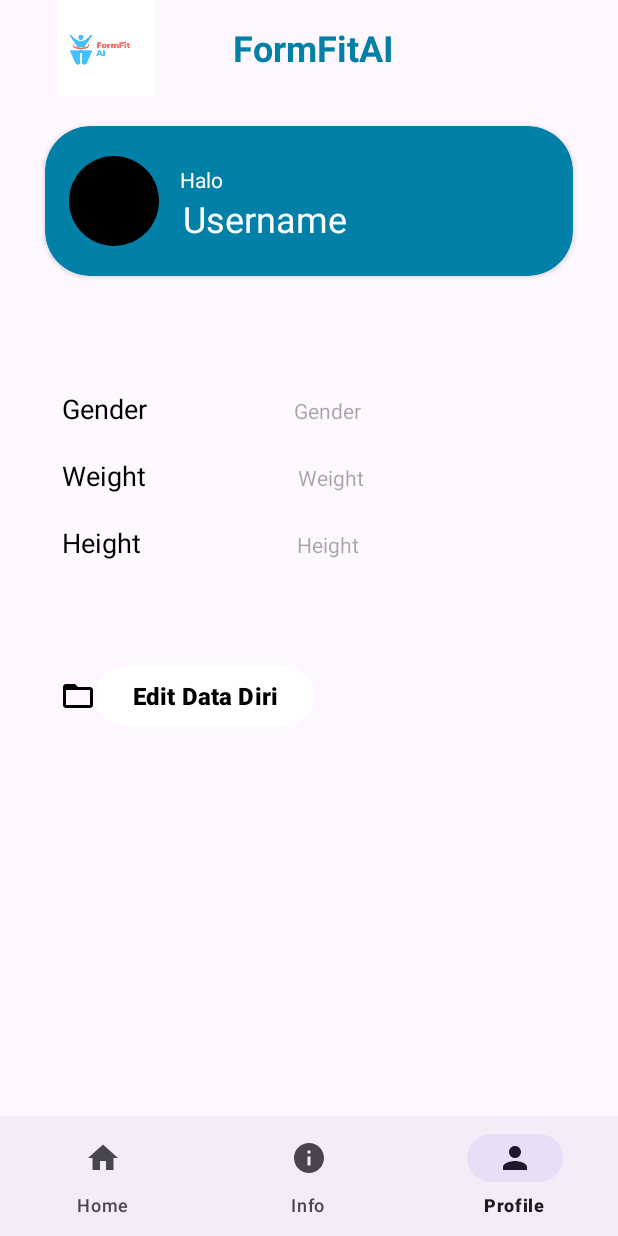
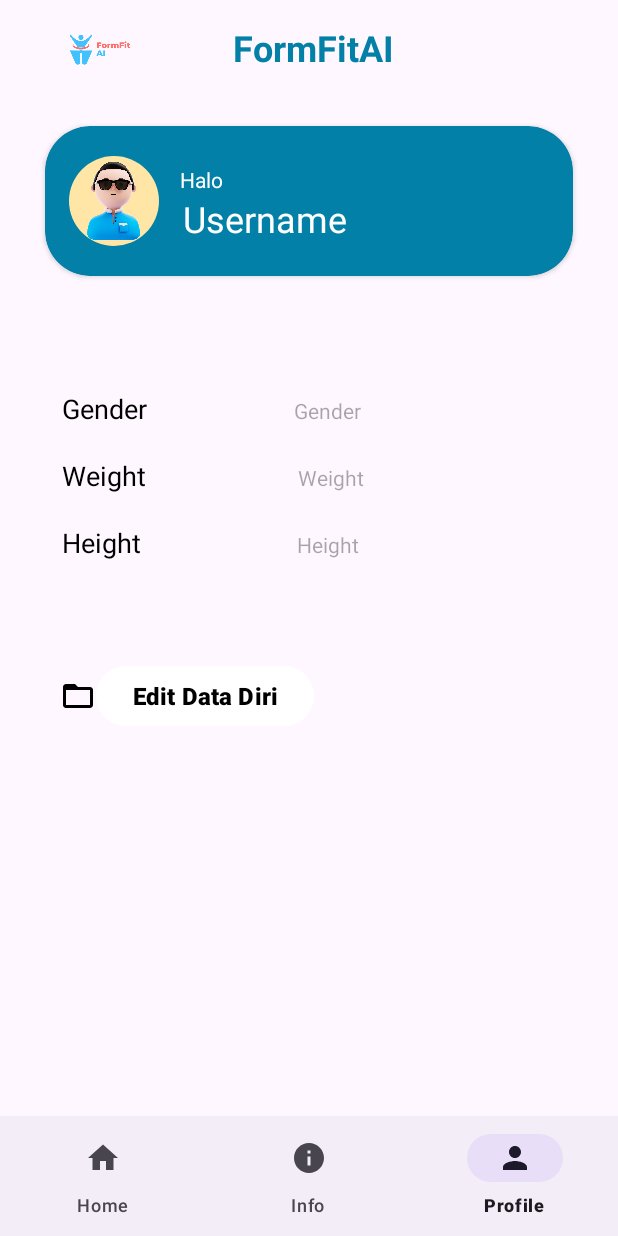
Before and after one commit to johansen08/FormFitAI, an Android app: the ProfileFragment screen opened through its navigation route, on a phone screen of 412 x 824 dp. Run offline under Robolectric (Android 15) with nearby library versions, the phone set to English and light mode, and no system bars; our stand-ins replace CircleImageView, navigation-ui.

Commit message:
logo+avatar

```diff
--- a/Mobile Development/app/build.gradle.kts
+++ b/Mobile Development/app/build.gradle.kts
@@ -49,6 +49,8 @@ dependencies {
     implementation ("com.squareup.retrofit2:retrofit:2.9.0")
     implementation ("com.squareup.retrofit2:converter-gson:2.9.0")
 
+    implementation ("de.hdodenhof:circleimageview:3.1.0")
+
     // Nav
     implementation("androidx.navigation:navigation-fragment-ktx:2.7.7")
     implementation("androidx.navigation:navigation-ui-ktx:2.7.7")
--- a/Mobile Development/app/src/main/res/layout/activity_splash_screen.xml
+++ b/Mobile Development/app/src/main/res/layout/activity_splash_screen.xml
@@ -11,7 +11,7 @@
         android:id="@+id/spash_screen_logo"
         android:layout_width="250dp"
         android:layout_height="250dp"
-        android:src="@drawable/logo_bgremove"
+        android:src="@drawable/logo"
         android:layout_centerHorizontal="true"
         android:layout_marginTop="200dp"/>
 
--- a/Mobile Development/app/src/main/res/layout/fragment_profile.xml
+++ b/Mobile Development/app/src/main/res/layout/fragment_profile.xml
@@ -51,14 +51,15 @@
             android:layout_height="match_parent"
             android:padding="16dp">
 
-            <ImageView
+            <de.hdodenhof.circleimageview.CircleImageView
                 android:id="@+id/avatar_image"
                 android:layout_width="60dp"
                 android:layout_height="60dp"
                 android:scaleType="centerCrop"
                 android:layout_centerVertical="true"
                 android:layout_alignParentStart="true"
-                android:background="@drawable/circle_background"/>
+                android:src="@drawable/avatar" />
+
 
             <TextView
                 android:id="@+id/greeting_text"
```
Also changed, not shown: Mobile Development/app/src/main/AndroidManifest.xml (+8 -8 lines), Mobile Development/app/src/main/res/drawable/avatar.jpg (added), Mobile Development/app/src/main/res/drawable/logo.png, Mobile Development/app/src/main/res/drawable/logo_bgremove.png (deleted).
